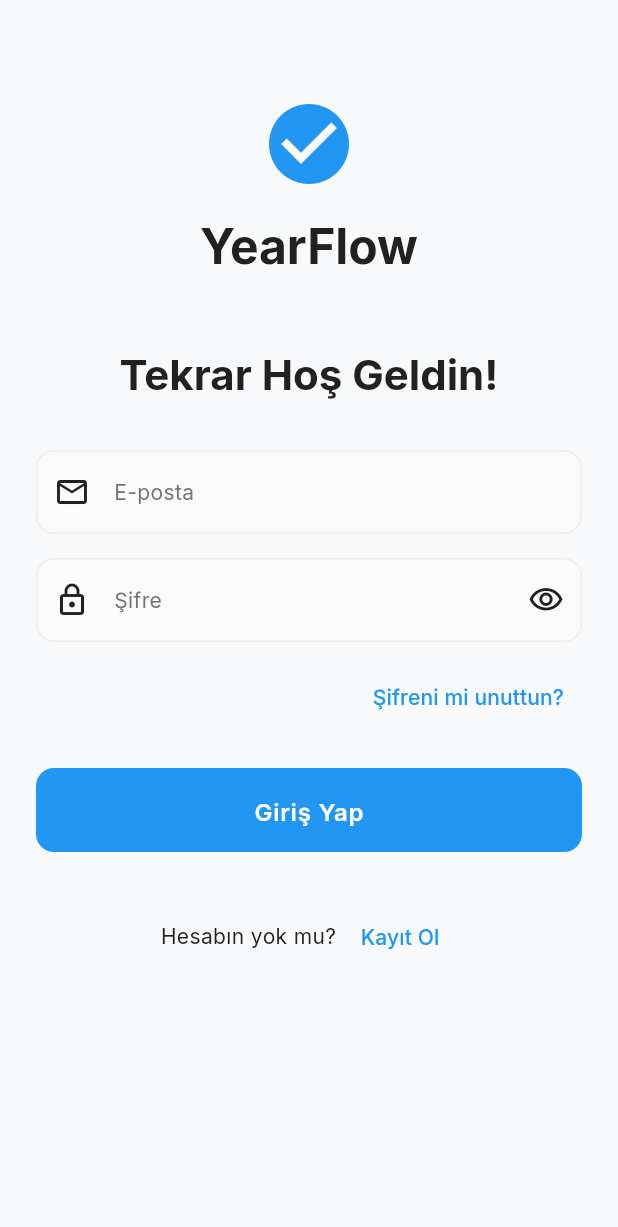
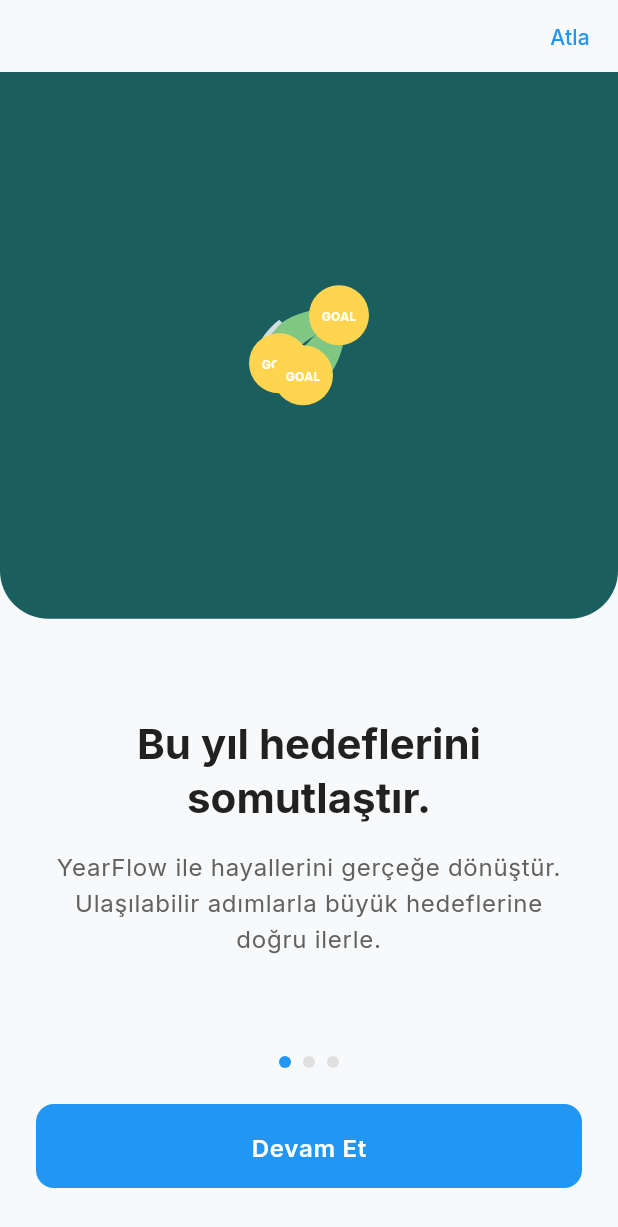
Before and after one commit to mehmetakifkucukkaya/year-flow, a Flutter app: the screen it shows after launch, on a phone screen of 412 x 824 dp. Shown: the top 1227 px of the screen. Run offline on Flutter 3.47's test engine with Material 3 defaults, Android fonts, the phone set to English and light mode, and no system bars; our stand-ins replace flutter_riverpod, go_router, google_fonts.

Commit message:
Add onboarding screens with 3 slides and fix placeholder positioning

```diff
--- a/lib/core/router/app_router.dart
+++ b/lib/core/router/app_router.dart
@@ -5,12 +5,13 @@ import 'package:go_router/go_router.dart';
 import '../../features/auth/presentation/forgot_password_page.dart';
 import '../../features/auth/presentation/login_page.dart';
 import '../../features/auth/presentation/register_page.dart';
+import '../../features/onboarding/presentation/onboarding_page.dart';
 import 'app_routes.dart';
 
 /// Router provider
 final routerProvider = Provider<GoRouter>((ref) {
   return GoRouter(
-    initialLocation: AppRoutes.login,
+    initialLocation: AppRoutes.onboarding,
     debugLogDiagnostics: true,
     routes: [
       // Splash Screen (şimdilik login'e yönlendiriyor)
@@ -41,8 +42,7 @@ final routerProvider = Provider<GoRouter>((ref) {
       GoRoute(
         path: AppRoutes.onboarding,
         name: 'onboarding',
-        builder: (context, state) =>
-            const _PlaceholderScreen(title: 'Onboarding'),
+        builder: (context, state) => const OnboardingPage(),
       ),
 
       // Main Shell (Bottom Navigation)
--- /dev/null
+++ b/lib/features/onboarding/presentation/onboarding_page.dart
@@ -0,0 +1,458 @@
+import 'package:flutter/material.dart';
+import 'package:flutter_riverpod/flutter_riverpod.dart';
+import 'package:go_router/go_router.dart';
+
+import '../../../core/router/app_routes.dart';
+import '../../../core/theme/app_colors.dart';
+import '../../../core/widgets/index.dart';
+import '../providers/onboarding_providers.dart';
+
+class OnboardingPage extends ConsumerStatefulWidget {
+  const OnboardingPage({super.key});
+
+  @override
+  ConsumerState<OnboardingPage> createState() => _OnboardingPageState();
+}
+
+class _OnboardingPageState extends ConsumerState<OnboardingPage> {
+  final PageController _pageController = PageController();
+
+  @override
+  void dispose() {
+    _pageController.dispose();
+    super.dispose();
+  }
+
+  void _onPageChanged(int page) {
+    ref.read(onboardingStateProvider.notifier).setPage(page);
+  }
+
+  void _handleContinue() {
+    final currentPage = ref.read(onboardingStateProvider).currentPage;
+
+    if (currentPage < 2) {
+      _pageController.nextPage(
+        duration: const Duration(milliseconds: 300),
+        curve: Curves.easeInOut,
+      );
+    } else {
+      // Onboarding tamamlandı
+      ref.read(onboardingCompletedProvider.notifier).state = true;
+      context.go(AppRoutes.login);
+    }
+  }
+
+  @override
+  Widget build(BuildContext context) {
+    final onboardingState = ref.watch(onboardingStateProvider);
+    final currentPage = onboardingState.currentPage;
+
+    return Scaffold(
+      body: SafeArea(
+        child: Column(
+          children: [
+            // Skip button (sadece ilk 2 sayfada)
+            if (currentPage < 2)
+              Align(
+                alignment: Alignment.topRight,
+                child: TextButton(
+                  onPressed: () {
+                    ref.read(onboardingCompletedProvider.notifier).state = true;
+                    context.go(AppRoutes.login);
+                  },
+                  child: const Text('Atla'),
+                ),
+              ),
+            // PageView
+            Expanded(
+              child: PageView(
+                controller: _pageController,
+                onPageChanged: _onPageChanged,
+                children: const [
+                  _OnboardingSlide1(),
+                  _OnboardingSlide2(),
+                  _OnboardingSlide3(),
+                ],
+              ),
+            ),
+            // Page indicators
+            _PageIndicators(currentPage: currentPage),
+            const SizedBox(height: 24),
+            // Continue button
+            Padding(
+              padding: const EdgeInsets.symmetric(horizontal: 24),
+              child: AppButton(
+                onPressed: _handleContinue,
+                child: Text(
+                  currentPage < 2 ? 'Devam Et' : 'Hemen Başla',
+                ),
+              ),
+            ),
+            const SizedBox(height: 32),
+          ],
+        ),
+      ),
+    );
+  }
+}
+
+/// Page indicators
+class _PageIndicators extends StatelessWidget {
+  const _PageIndicators({required this.currentPage});
+
+  final int currentPage;
+
+  @override
+  Widget build(BuildContext context) {
+    return Row(
+      mainAxisAlignment: MainAxisAlignment.center,
+      children: List.generate(
+        3,
+        (index) => Container(
+          width: 8,
+          height: 8,
+          margin: const EdgeInsets.symmetric(horizontal: 4),
+          decoration: BoxDecoration(
+            shape: BoxShape.circle,
+            color: index == currentPage
+                ? AppColors.primary
+                : AppColors.gray300,
+          ),
+        ),
+      ),
+    );
+  }
+}
+
+/// Slide 1: "Bu yıl hedeflerini somutlaştır"
+class _OnboardingSlide1 extends StatelessWidget {
+  const _OnboardingSlide1();
+
+  @override
+  Widget build(BuildContext context) {
+    return Column(
+      children: [
+        // Illustration section (koyu teal-yeşil arka plan)
+        Expanded(
+          flex: 5,
+          child: Container(
+            width: double.infinity,
+            decoration: const BoxDecoration(
+              color: Color(0xFF1B5E5E), // Koyu teal-yeşil
+              borderRadius: BorderRadius.only(
+                bottomLeft: Radius.circular(32),
+                bottomRight: Radius.circular(32),
+              ),
+            ),
+            child: Padding(
+              padding: const EdgeInsets.fromLTRB(48, 64, 48, 64),
+              child: Center(
+                child: Stack(
+                  alignment: Alignment.center,
+                  children: [
+                    // Sulama kovası
+                    Positioned(
+                      left: 0,
+                      child: Icon(
+                        Icons.water_drop_outlined,
+                        size: 40,
+                        color: Colors.white.withOpacity(0.8),
+                      ),
+                    ),
+                    // Bitki
+                    Icon(
+                      Icons.eco,
+                      size: 80,
+                      color: Colors.green.shade300,
+                    ),
+                    // GOAL ikonları (placeholder)
+                    Positioned(
+                      top: 0,
+                      right: 0,
+                      child: _GoalIcon(),
+                    ),
+                    Positioned(
+                      top: 32,
+                      left: 0,
+                      child: _GoalIcon(),
+                    ),
+                    Positioned(
+                      bottom: 0,
+                      right: 24,
+                      child: _GoalIcon(),
+                    ),
+                  ],
+                ),
+              ),
+            ),
+          ),
+        ),
+        // Text section
+        Expanded(
+          flex: 4,
+          child: Padding(
+            padding: const EdgeInsets.all(24),
+            child: Column(
+              mainAxisAlignment: MainAxisAlignment.center,
+              children: [
+                Text(
+                  'Bu yıl hedeflerini somutlaştır.',
+                  style: Theme.of(context).textTheme.headlineMedium?.copyWith(
+                        color: AppColors.gray900,
+                        fontWeight: FontWeight.bold,
+                      ),
+                  textAlign: TextAlign.center,
+                ),
+                AppSpacers.md,
+                Text(
+                  'YearFlow ile hayallerini gerçeğe dönüştür. Ulaşılabilir adımlarla büyük hedeflerine doğru ilerle.',
+                  style: Theme.of(context).textTheme.bodyLarge?.copyWith(
+                        color: AppColors.gray700,
+                      ),
+                  textAlign: TextAlign.center,
+                ),
+              ],
+            ),
+          ),
+        ),
+      ],
+    );
+  }
+}
+
+/// GOAL icon placeholder
+class _GoalIcon extends StatelessWidget {
+  @override
+  Widget build(BuildContext context) {
+    return Container(
+      width: 40,
+      height: 40,
+      decoration: BoxDecoration(
+        color: Colors.amber.shade300,
+        shape: BoxShape.circle,
+      ),
+      child: const Center(
+        child: Text(
+          'GOAL',
+          style: TextStyle(
+            fontSize: 8,
+            fontWeight: FontWeight.bold,
+            color: Colors.white,
+          ),
+        ),
+      ),
+    );
+  }
+}
+
+/// Slide 2: "Düzenli ilerlemelerle yolculuğunu takip et"
+class _OnboardingSlide2 extends StatelessWidget {
+  const _OnboardingSlide2();
+
+  @override
+  Widget build(BuildContext context) {
+    return Column(
+      children: [
+        // Illustration section
+        Expanded(
+          flex: 5,
+          child: Container(
+            width: double.infinity,
+            decoration: const BoxDecoration(
+              color: Color(0xFF1B5E5E), // Koyu teal-yeşil
+              borderRadius: BorderRadius.only(
+                bottomLeft: Radius.circular(32),
+                bottomRight: Radius.circular(32),
+              ),
+            ),
+            child: Padding(
+              padding: const EdgeInsets.fromLTRB(48, 64, 48, 64),
+              child: Center(
+                child: Column(
+                  mainAxisAlignment: MainAxisAlignment.center,
+                  children: [
+                    // Placeholder illustration - timeline/ilerleme
+                    Icon(
+                      Icons.timeline,
+                      size: 100,
+                      color: Colors.white.withOpacity(0.9),
+                    ),
+                    AppSpacers.md,
+                    Row(
+                      mainAxisAlignment: MainAxisAlignment.center,
+                      children: [
+                        _ProgressStep(isCompleted: true),
+                        AppSpacers.horizontalSm,
+                        _ProgressStep(isCompleted: true),
+                        AppSpacers.horizontalSm,
+                        _ProgressStep(isCompleted: false),
+                      ],
+                    ),
+                  ],
+                ),
+              ),
+            ),
+          ),
+        ),
+        // Text section
+        Expanded(
+          flex: 4,
+          child: Padding(
+            padding: const EdgeInsets.all(24),
+            child: Column(
+              mainAxisAlignment: MainAxisAlignment.center,
+              children: [
+                Text(
+                  'Düzenli ilerlemelerle yolculuğunu takip et.',
+                  style: Theme.of(context).textTheme.headlineMedium?.copyWith(
+                        color: AppColors.gray900,
+                        fontWeight: FontWeight.bold,
+                      ),
+                  textAlign: TextAlign.center,
+                ),
+                AppSpacers.md,
+                Text(
+                  'Aylık check-in\'lerle hedeflerindeki ilerlemeyi kaydet, motivasyonunu koru ve başarılarını kutla.',
+                  style: Theme.of(context).textTheme.bodyLarge?.copyWith(
+                        color: AppColors.gray700,
+                      ),
+                  textAlign: TextAlign.center,
+                ),
+              ],
+            ),
+          ),
+        ),
+      ],
+    );
+  }
+}
+
+/// Progress step indicator
+class _ProgressStep extends StatelessWidget {
+  const _ProgressStep({required this.isCompleted});
+
+  final bool isCompleted;
+
+  @override
+  Widget build(BuildContext context) {
+    return Container(
+      width: 40,
+      height: 40,
+      decoration: BoxDecoration(
+        color: isCompleted ? Colors.green.shade300 : Colors.white.withOpacity(0.3),
+        shape: BoxShape.circle,
+      ),
+      child: isCompleted
+          ? const Icon(Icons.check, color: Colors.white)
+          : null,
+    );
+  }
+}
+
+/// Slide 3: "Yıl sonunda kişisel gelişim raporunu al"
+class _OnboardingSlide3 extends StatelessWidget {
+  const _OnboardingSlide3();
+
+  @override
+  Widget build(BuildContext context) {
+    return Column(
+      children: [
+        // Illustration section (açık şeftali arka plan)
+        Expanded(
+          flex: 5,
+          child: Container(
+            width: double.infinity,
+            decoration: BoxDecoration(
+              color: Colors.orange.shade50, // Açık şeftali
+              borderRadius: const BorderRadius.only(
+                bottomLeft: Radius.circular(32),
+                bottomRight: Radius.circular(32),
+              ),
+            ),
+            child: Padding(
+              padding: const EdgeInsets.fromLTRB(48, 64, 48, 64),
+              child: Center(
+                child: Stack(
+                  alignment: Alignment.center,
+                  children: [
+                    // Kişi figürü
+                    Icon(
+                      Icons.person,
+                      size: 80,
+                      color: Colors.orange.shade300,
+                    ),
+                    // Sembolik elementler
+                    Positioned(
+                      top: 0,
+                      left: 0,
+                      child: Icon(
+                        Icons.lightbulb_outline,
+                        size: 30,
+                        color: Colors.orange.shade400,
+                      ),
+                    ),
+                    Positioned(
+                      top: 0,
+                      right: 0,
+                      child: Icon(
+                        Icons.attach_money,
+                        size: 30,
+                        color: Colors.orange.shade400,
+                      ),
+                    ),
+                    Positioned(
+                      bottom: 0,
+                      left: 24,
+                      child: Icon(
+                        Icons.access_time,
+                        size: 30,
+                        color: Colors.orange.shade400,
+                      ),
+                    ),
+                    Positioned(
+                      bottom: 0,
+                      right: 24,
+                      child: Icon(
+                        Icons.public,
+                        size: 30,
+                        color: Colors.orange.shade400,
+                      ),
+                    ),
+                  ],
+                ),
+              ),
+            ),
+          ),
+        ),
+        // Text section
+        Expanded(
+          flex: 4,
+          child: Padding(
+            padding: const EdgeInsets.all(24),
+            child: Column(
+              mainAxisAlignment: MainAxisAlignment.center,
+              children: [
+                Text(
+                  'Yıl sonunda kişisel gelişim raporunu al.',
+                  style: Theme.of(context).textTheme.headlineMedium?.copyWith(
+                        color: AppColors.gray900,
+                        fontWeight: FontWeight.bold,
+                      ),
+                  textAlign: TextAlign.center,
+                ),
+                AppSpacers.md,
+                Text(
+                  'AI destekli raporlarla yıl boyunca kaydettiğin ilerlemeyi gör, somut verilerle gelişimini anla ve yeni hedefler için ilham al.',
+                  style: Theme.of(context).textTheme.bodyLarge?.copyWith(
+                        color: AppColors.gray700,
+                      ),
+                  textAlign: TextAlign.center,
+                ),
+              ],
+            ),
+          ),
+        ),
+      ],
+    );
+  }
+}
```
Also changed, not shown: lib/features/onboarding/providers/onboarding_providers.dart (added, +47 -0 lines).
